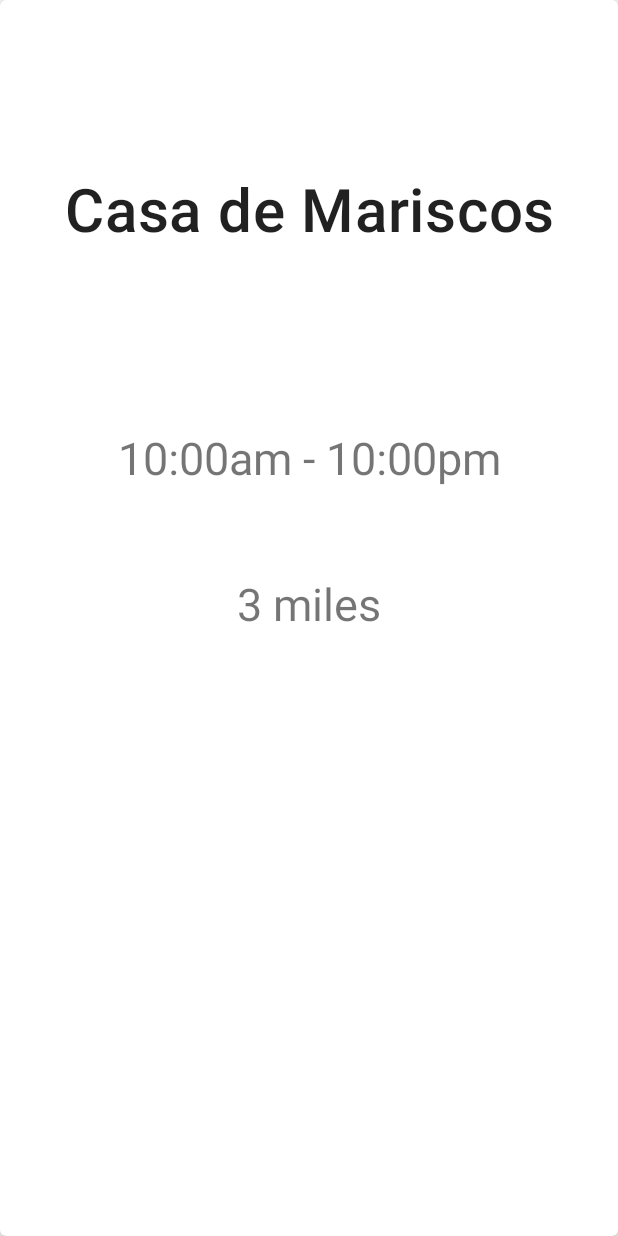
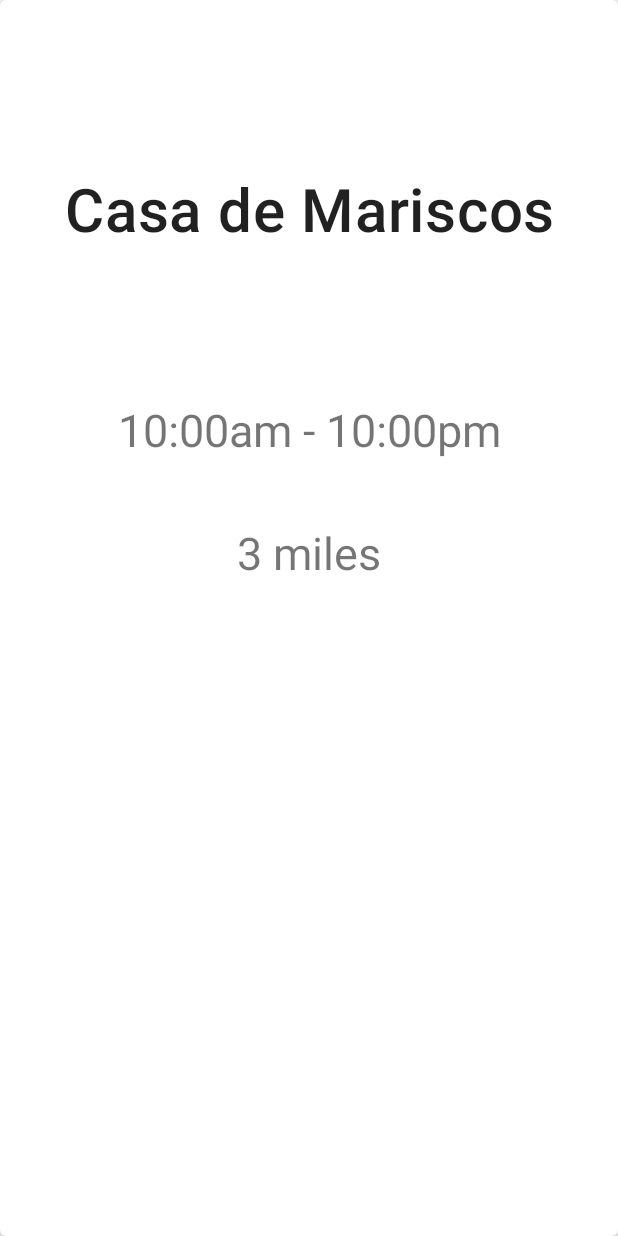
Before and after one commit to rutvi-s2/SwipeToEat, an Android app: the layout activity_surprise_me.xml on its own in the app's theme, with its tools: preview values and no code run, on a phone screen of 412 x 824 dp. Run offline under Robolectric (Android 15) with nearby library versions, the phone set to English and light mode, and no system bars.

Commit message:
fixed some ui again

```diff
--- a/app/src/main/res/layout/activity_find_restaurant.xml
+++ b/app/src/main/res/layout/activity_find_restaurant.xml
@@ -19,8 +19,8 @@
 
         <TextView
             android:id="@+id/textView"
-            android:layout_width="431dp"
-            android:layout_height="60dp"
+            android:layout_width="392dp"
+            android:layout_height="53dp"
             android:autoSizeMaxTextSize="50sp"
             android:autoSizeMinTextSize="30sp"
             android:autoSizeStepGranularity="2sp"
--- a/app/src/main/res/layout/activity_surprise_me.xml
+++ b/app/src/main/res/layout/activity_surprise_me.xml
@@ -28,7 +28,7 @@
                 app:layout_constraintEnd_toEndOf="parent"
                 app:layout_constraintStart_toStartOf="parent"
                 app:layout_constraintTop_toBottomOf="@+id/restaurant_grid_distance"
-                app:layout_constraintVertical_bias="0.477" />
+                app:layout_constraintVertical_bias="0.207" />
 
             <TextView
                 android:id="@+id/restaurant_grid_name"
@@ -53,14 +53,14 @@
                 android:id="@+id/restaurant_grid_distance"
                 android:layout_width="156dp"
                 android:layout_height="60dp"
+                android:gravity="center"
                 android:scaleType="centerCrop"
                 android:textSize="30sp"
-                android:gravity="center"
                 app:layout_constraintBottom_toBottomOf="parent"
                 app:layout_constraintEnd_toEndOf="parent"
                 app:layout_constraintStart_toStartOf="parent"
                 app:layout_constraintTop_toBottomOf="@+id/restaurant_grid_hours"
-                app:layout_constraintVertical_bias="0.077"
+                app:layout_constraintVertical_bias="0.039"
                 tools:text="3 miles" />
 
             <TextView
@@ -74,7 +74,7 @@
                 app:layout_constraintEnd_toEndOf="parent"
                 app:layout_constraintStart_toStartOf="parent"
                 app:layout_constraintTop_toBottomOf="@+id/restaurant_grid_name"
-                app:layout_constraintVertical_bias="0.077"
+                app:layout_constraintVertical_bias="0.042"
                 tools:text="10:00am - 10:00pm" />
 
         </androidx.constraintlayout.widget.ConstraintLayout>
--- a/app/src/main/res/layout/activity_swipe.xml
+++ b/app/src/main/res/layout/activity_swipe.xml
@@ -54,7 +54,7 @@
 
     <com.yalantis.library.Koloda
         android:id="@+id/koloda"
-        android:layout_width="428dp"
+        android:layout_width="393dp"
         android:layout_height="500dp"
         android:scaleType="centerCrop"
         app:koloda_card_layout="@layout/item_koloda"
```
